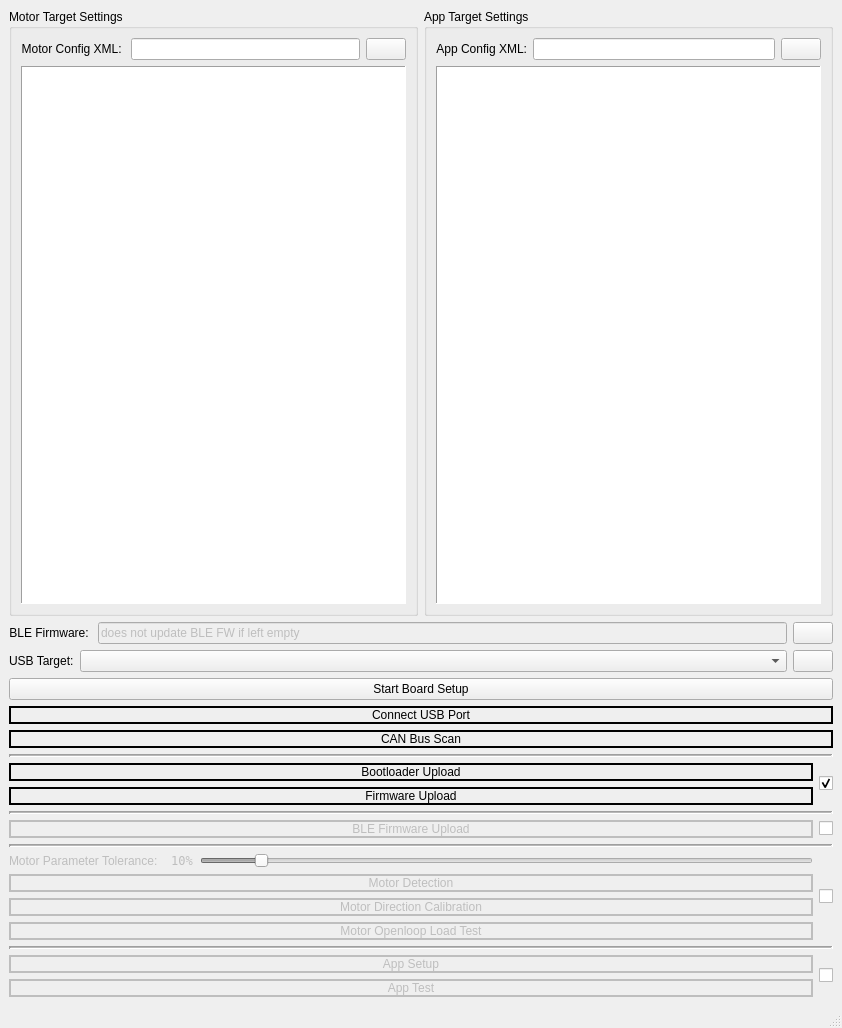
Old version of the form boardsetupwindow.ui in the repository njupt-robomasters/vesc_tool-zh.
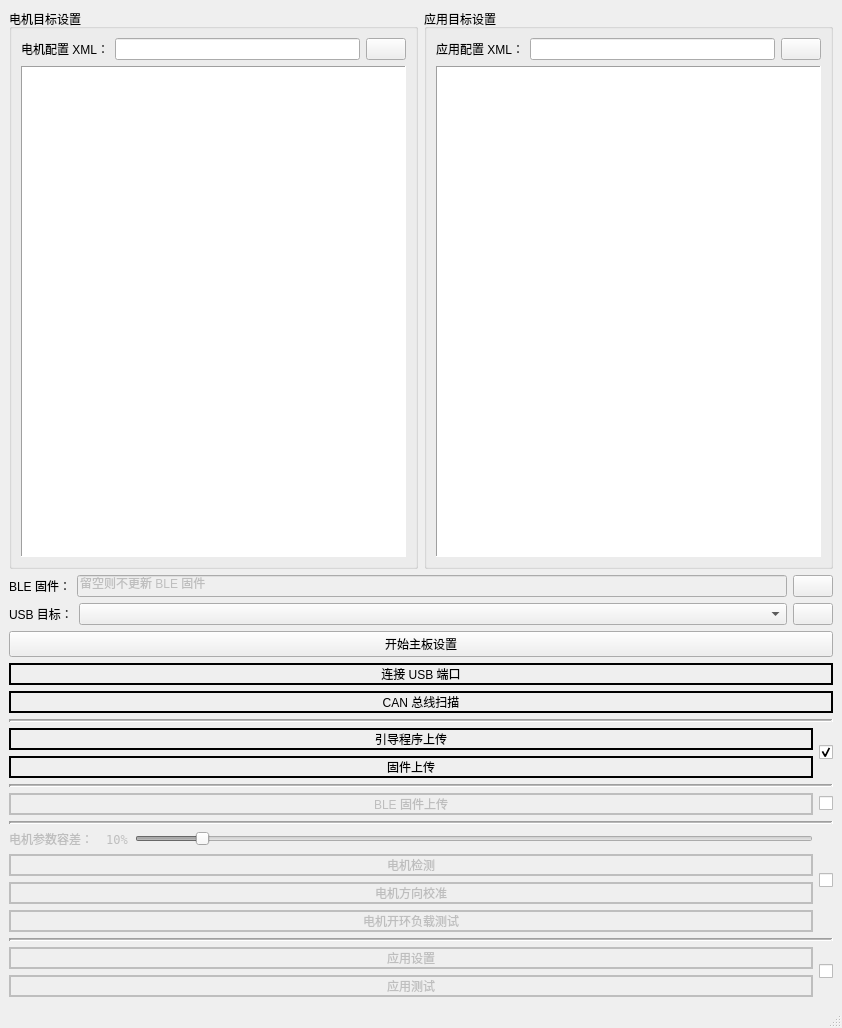
New version of the form. Icons and pictures are not drawn. Custom widgets are drawn as their Qt base class.

Commit message:
汉化: 完成.ui与tr()界面翻译,升级到7.01配置,修复固件版本与反序列化问题
- 60个.ui文件与多个tr()字符串汉化,parameditbitfield兼容"未使用"
- configLoadLatest取消硬编码6.05,新增res/config/7.01,VT_VERSION=7.01
- 仅用签名安全的脚本翻译XML(不翻译enumNames),避免配置签名不一致
- 反序列化失败弹窗显示固件/本地签名与固件版本,便于排查
- 文档补充问题10/11,并标注禁止运行xml_translate.py
- 加入UI/tr()翻译辅助脚本

The edit to the form file:
```diff
--- a/boardsetupwindow.ui
+++ b/boardsetupwindow.ui
@@ -33,7 +33,7 @@
            </font>
           </property>
           <property name="title">
-           <string>Motor Target Settings</string>
+           <string>电机目标设置</string>
           </property>
           <layout class="QHBoxLayout" name="horizontalLayout_10">
            <item>
@@ -49,7 +49,7 @@
                   </size>
                  </property>
                  <property name="text">
-                  <string>Motor Config XML: </string>
+                  <string>电机配置 XML：</string>
                  </property>
                  <property name="alignment">
                   <set>Qt::AlignRight|Qt::AlignTrailing|Qt::AlignVCenter</set>
@@ -101,7 +101,7 @@
            </font>
           </property>
           <property name="title">
-           <string>App Target Settings</string>
+           <string>应用目标设置</string>
           </property>
           <layout class="QHBoxLayout" name="horizontalLayout_11">
            <item>
@@ -117,7 +117,7 @@
                   </size>
                  </property>
                  <property name="text">
-                  <string>App Config XML:</string>
+                  <string>应用配置 XML：</string>
                  </property>
                  <property name="alignment">
                   <set>Qt::AlignRight|Qt::AlignTrailing|Qt::AlignVCenter</set>
@@ -183,7 +183,7 @@
         <item>
          <widget class="QLabel" name="label_4">
           <property name="text">
-           <string>BLE Firmware: </string>
+           <string>BLE 固件：</string>
           </property>
           <property name="alignment">
            <set>Qt::AlignRight|Qt::AlignTrailing|Qt::AlignVCenter</set>
@@ -196,7 +196,7 @@
            <bool>false</bool>
           </property>
           <property name="text">
-           <string>does not update BLE FW if left empty</string>
+           <string>留空则不更新 BLE 固件</string>
           </property>
          </widget>
         </item>
@@ -227,7 +227,7 @@
         <item>
          <widget class="QLabel" name="label_5">
           <property name="text">
-           <string>USB Target:</string>
+           <string>USB 目标：</string>
           </property>
          </widget>
         </item>
@@ -272,7 +272,7 @@
          <bool>true</bool>
         </property>
         <property name="text">
-         <string>Start Board Setup</string>
+         <string>开始主板设置</string>
         </property>
        </widget>
       </item>
@@ -288,7 +288,7 @@
          <enum>QFrame::Plain</enum>
         </property>
         <property name="text">
-         <string>Connect USB Port</string>
+         <string>连接 USB 端口</string>
         </property>
         <property name="alignment">
          <set>Qt::AlignCenter</set>
@@ -307,7 +307,7 @@
          <enum>QFrame::Plain</enum>
         </property>
         <property name="text">
-         <string>CAN Bus Scan</string>
+         <string>CAN 总线扫描</string>
         </property>
         <property name="alignment">
          <set>Qt::AlignCenter</set>
@@ -346,7 +346,7 @@
              <enum>QFrame::Plain</enum>
             </property>
             <property name="text">
-             <string>Bootloader Upload</string>
+             <string>引导程序上传</string>
             </property>
             <property name="alignment">
              <set>Qt::AlignCenter</set>
@@ -365,7 +365,7 @@
              <enum>QFrame::Plain</enum>
             </property>
             <property name="text">
-             <string>Firmware Upload</string>
+             <string>固件上传</string>
             </property>
             <property name="alignment">
              <set>Qt::AlignCenter</set>
@@ -425,7 +425,7 @@
            <enum>QFrame::Plain</enum>
           </property>
           <property name="text">
-           <string>BLE Firmware Upload</string>
+           <string>BLE 固件上传</string>
           </property>
           <property name="alignment">
            <set>Qt::AlignCenter</set>
@@ -484,7 +484,7 @@
                <bool>false</bool>
               </property>
               <property name="text">
-               <string>Motor Parameter Tolerance:</string>
+               <string>电机参数容差：</string>
               </property>
              </widget>
             </item>
@@ -539,7 +539,7 @@
              <enum>QFrame::Plain</enum>
             </property>
             <property name="text">
-             <string>Motor Detection</string>
+             <string>电机检测</string>
             </property>
             <property name="alignment">
              <set>Qt::AlignCenter</set>
@@ -561,7 +561,7 @@
              <enum>QFrame::Plain</enum>
             </property>
             <property name="text">
-             <string>Motor Direction Calibration</string>
+             <string>电机方向校准</string>
             </property>
             <property name="alignment">
              <set>Qt::AlignCenter</set>
@@ -583,7 +583,7 @@
              <enum>QFrame::Plain</enum>
             </property>
             <property name="text">
-             <string>Motor Openloop Load Test</string>
+             <string>电机开环负载测试</string>
             </property>
             <property name="alignment">
              <set>Qt::AlignCenter</set>
@@ -651,7 +651,7 @@
              <enum>QFrame::Plain</enum>
             </property>
             <property name="text">
-             <string>App Setup</string>
+             <string>应用设置</string>
             </property>
             <property name="alignment">
              <set>Qt::AlignCenter</set>
@@ -673,7 +673,7 @@
              <enum>QFrame::Plain</enum>
             </property>
             <property name="text">
-             <string>App Test</string>
+             <string>应用测试</string>
             </property>
             <property name="alignment">
              <set>Qt::AlignCenter</set>
```
Left out of the diff: 12 changed lines with no effect on the pictures. The commit also changes 109 other files.
